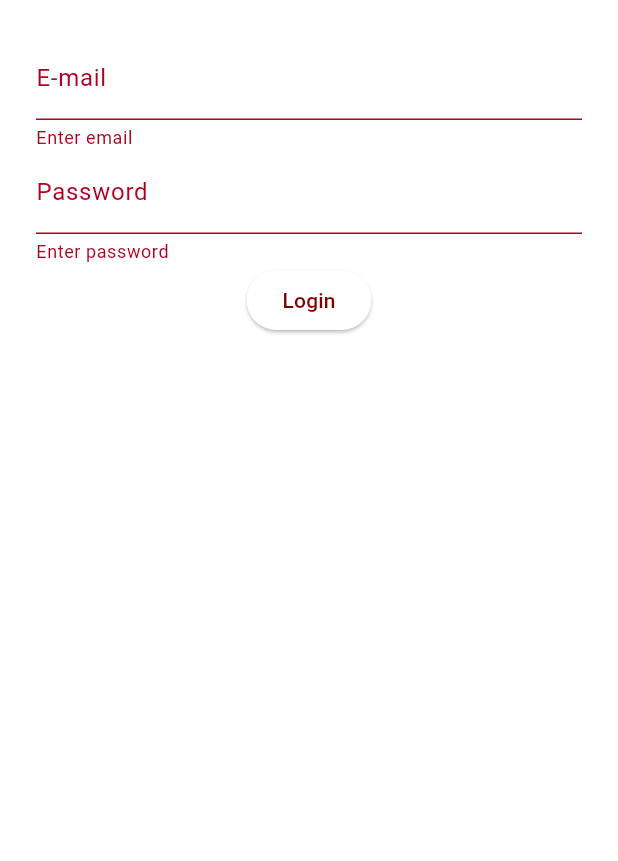
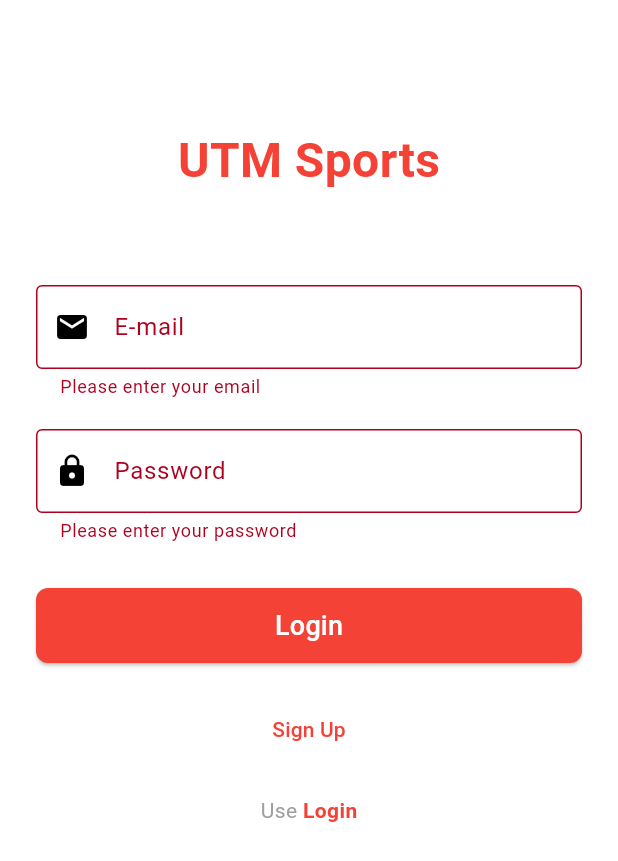
Before and after one commit to Dart-Master/utmsport, a Flutter app: the screen it shows after launch, after a tap on "Login", on a phone screen of 412 x 824 dp. Shown: the top 861 px of the screen. Run offline on Flutter 3.47's test engine with Material 3 defaults, Android fonts, the light colour scheme and no system bars.

Commit message:
Update login_page.dart

```diff
--- a/flutter_application_1/lib/views/login_page.dart
+++ b/flutter_application_1/lib/views/login_page.dart
@@ -53,36 +53,133 @@ class _LoginPageState extends State<LoginPage> {
   @override
   Widget build(BuildContext context) {
     return Scaffold(
+      backgroundColor: Colors.white,
       body: SafeArea(
-        child: Padding(
+        child: SingleChildScrollView(
           padding: const EdgeInsets.all(24.0),
-          child: Form(
+          child: Column(
+            crossAxisAlignment: CrossAxisAlignment.center,
+            children: [
+              const SizedBox(height: 60),
+              const Text(
+                'UTM Sports',
+                style: TextStyle(
+                  fontSize: 32,
+                  fontWeight: FontWeight.bold,
+                  color: Colors.red,
+                ),
+              ),
+              const SizedBox(height: 60),
+              Form(
                 key: _formKey,
                 child: Column(
                   children: [
                     TextFormField(
                       controller: _emailController,
-                  decoration: const InputDecoration(labelText: 'E-mail'),
-                  validator: (value) => value!.isEmpty ? 'Enter email' : null,
+                      decoration: const InputDecoration(
+                        labelText: 'E-mail',
+                        border: OutlineInputBorder(),
+                        prefixIcon: Icon(Icons.email),
                       ),
+                      validator: (value) {
+                        if (value == null || value.isEmpty) {
+                          return 'Please enter your email';
+                        }
+                        if (!value.contains('@')) {
+                          return 'Please enter a valid email';
+                        }
+                        return null;
+                      },
+                    ),
+                    const SizedBox(height: 20),
                     TextFormField(
                       controller: _passwordController,
                       obscureText: true,
-                  decoration: const InputDecoration(labelText: 'Password'),
-                  validator: (value) =>
-                      value!.isEmpty ? 'Enter password' : null,
+                      decoration: const InputDecoration(
+                        labelText: 'Password',
+                        border: OutlineInputBorder(),
+                        prefixIcon: Icon(Icons.lock),
                       ),
+                      validator: (value) {
+                        if (value == null || value.isEmpty) {
+                          return 'Please enter your password';
+                        }
+                        if (value.length < 6) {
+                          return 'Password must be at least 6 characters';
+                        }
+                        return null;
+                      },
+                    ),
+                    const SizedBox(height: 20),
                     if (_errorMessage != null)
-                  Text(_errorMessage!,
-                      style: const TextStyle(color: Colors.red)),
-                ElevatedButton(
+                      Text(
+                        _errorMessage!,
+                        style: const TextStyle(color: Colors.red),
+                      ),
+                    const SizedBox(height: 10),
+                    SizedBox(
+                      width: double.infinity,
+                      height: 50,
+                      child: ElevatedButton(
                         onPressed: _isLoading ? null : _login,
+                        style: ElevatedButton.styleFrom(
+                          backgroundColor: Colors.red,
+                          shape: RoundedRectangleBorder(
+                            borderRadius: BorderRadius.circular(8),
+                          ),
+                        ),
                         child: _isLoading
-                      ? const CircularProgressIndicator()
-                      : const Text('Login'),
+                            ? const CircularProgressIndicator(
+                                valueColor:
+                                    AlwaysStoppedAnimation<Color>(Colors.white),
+                              )
+                            : const Text(
+                                'Login',
+                                style: TextStyle(
+                                  fontSize: 18,
+                                  color: Colors.white,
+                                ),
+                              ),
+                      ),
                     ),
                   ],
                 ),
+              ),
+              const SizedBox(height: 20),
+              TextButton(
+                onPressed: () {
+                  // Navigate to sign up page
+                },
+                child: const Text(
+                  'Sign Up',
+                  style: TextStyle(
+                    color: Colors.red,
+                  ),
+                ),
+              ),
+              const SizedBox(height: 20),
+              Row(
+                mainAxisAlignment: MainAxisAlignment.center,
+                children: [
+                  const Text(
+                    'Use ',
+                    style: TextStyle(color: Colors.grey),
+                  ),
+                  GestureDetector(
+                    onTap: () {
+                      // Handle alternative login method
+                    },
+                    child: const Text(
+                      'Login',
+                      style: TextStyle(
+                        color: Colors.red,
+                        fontWeight: FontWeight.bold,
+                      ),
+                    ),
+                  ),
+                ],
+              ),
+            ],
           ),
         ),
       ),
```
Lines whose indentation alone changed are shown as unchanged.
